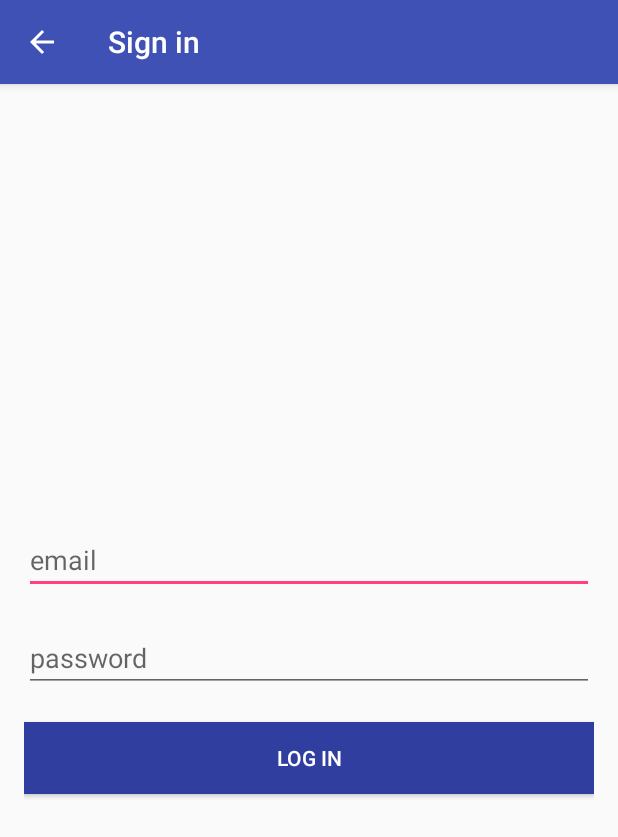
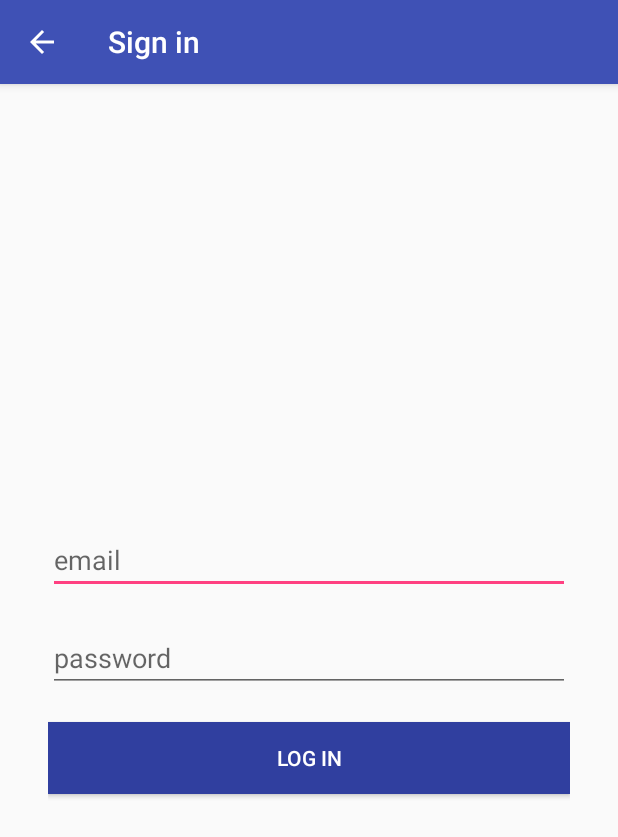
Before and after one commit to Tupperman/tupperman-android, an Android app: the screen it shows after launch (AccountManagementActivity), after a tap on "LOG IN", on a phone screen of 412 x 824 dp. Shown: the top 837 px of the screen. Run offline under Robolectric (Android 15) with nearby library versions, the light colour scheme and no system bars; our stand-ins replace Volley; libraries missing offline, so code that uses them is left out: com.activeandroid, com.activeandroid.query; network calls fail; 3 statements that could not run were skipped.

Commit message:
Move login UI to fragment

```diff
--- a/Tupperman/app/build.gradle
+++ b/Tupperman/app/build.gradle
@@ -30,6 +30,9 @@ dependencies {
     androidTestCompile('com.android.support.test.espresso:espresso-core:2.2.2', {
         exclude group: 'com.android.support', module: 'support-annotations'
     })
+
+
+
     compile 'com.android.support:appcompat-v7:23.4.0'
     compile 'com.android.support:design:23.4.0'
     compile 'com.android.support:support-v4:23.4.0'
@@ -37,9 +40,6 @@ dependencies {
     compile 'com.android.support:cardview-v7:23.4.0'
     compile 'com.android.volley:volley:1.0.0'
     compile 'com.google.code.gson:gson:2.6.2'
-
     compile 'com.michaelpardo:activeandroid:3.1.0-SNAPSHOT'
-
     testCompile 'junit:junit:4.12'
-
 }
--- a/Tupperman/app/src/main/java/ch/tupperman/tupperman/AccountManagementActivity.java
+++ b/Tupperman/app/src/main/java/ch/tupperman/tupperman/AccountManagementActivity.java
@@ -1,71 +1,73 @@
 package ch.tupperman.tupperman;
 
+import android.support.v4.app.FragmentManager;
+import android.support.v4.app.FragmentTransaction;
+import android.content.Intent;
 import android.content.SharedPreferences;
 import android.os.Bundle;
+import android.support.v4.app.Fragment;
 import android.support.v7.app.AppCompatActivity;
-import android.view.View;
-import android.widget.Button;
-import android.widget.EditText;
 import android.widget.Toast;
 
 import ch.tupperman.tupperman.data.ServerCall;
 import ch.tupperman.tupperman.data.callbacks.LoginCallback;
 import ch.tupperman.tupperman.models.User;
+import ch.tupperman.tupperman.Constants.RequestCode;
+import layout.LoginFragment;
 
-public class AccountManagementActivity extends AppCompatActivity implements LoginCallback, View.OnClickListener {
+public class AccountManagementActivity extends AppCompatActivity implements LoginCallback,
+        LoginFragment.InteractionListener {
 
-    private EditText mEmailField;
-    private EditText mPasswordField;
-    private Button mLoginButton;
     private ServerCall mServerCall;
+    private Fragment mActiveFragment;
+    private User mUser;
 
     @Override
-    public void onSuccess(String authToken) {
+    public void loginSuccess(String authToken) {
         SharedPreferences preferences = getSharedPreferences(getString(R.string.preferences_file_id), MODE_PRIVATE);
         SharedPreferences.Editor editor = preferences.edit();
 
         editor.putString(getString(R.string.preferences_key_auth_token), authToken);
-        editor.putString(getString(R.string.preferences_key_email), mEmailField.getText().toString());
-        editor.putString(getString(R.string.preferences_key_password), mPasswordField.getText().toString());
+        editor.putString(getString(R.string.preferences_key_email), mUser.getEmail());
+        editor.putString(getString(R.string.preferences_key_password), mUser.getPassword());
         editor.apply();
 
         finish();
     }
 
     @Override
-    public void onError(String message) {
-        enableUserInterface();
+    public void loginError(String message) {
+        ((LoginFragment) mActiveFragment).enableUserInterface();
         Toast.makeText(this, getString(R.string.toast_login_failed), Toast.LENGTH_LONG).show();
-    }
-
-    @Override
-    public void onClick(View v) {
-        disableUserInterface();
-        User user = new User(mEmailField.getText().toString(), mPasswordField.getText().toString());
-        mServerCall.authenticate(this, user);
-    }
-
-    private void disableUserInterface() {
-        mEmailField.setEnabled(false);
-        mPasswordField.setEnabled(false);
-        mLoginButton.setEnabled(false);
-    }
-
-    private void enableUserInterface() {
-        mEmailField.setEnabled(true);
-        mPasswordField.setEnabled(true);
-        mLoginButton.setEnabled(true);
     }
 
     @Override
     protected void onCreate(Bundle savedInstanceState) {
         super.onCreate(savedInstanceState);
+        mServerCall = new ServerCall(this, "http://ark-5.citrin.ch:9080/api/");
+
         setContentView(R.layout.activity_account_management);
 
-        mServerCall = new ServerCall(this, "http://ark-5.citrin.ch:9080/api/");
-        mEmailField = (EditText) findViewById(R.id.editText_login_email);
-        mPasswordField = (EditText) findViewById(R.id.editText_login_password);
-        mLoginButton = (Button) findViewById(R.id.button_login);
-        mLoginButton.setOnClickListener(this);
+        Intent intent = getIntent();
+        RequestCode request = (RequestCode) intent.getSerializableExtra(getString(R.string.extra_account_management_request_type));
+
+        switch (request) {
+            case LOGIN:
+                mActiveFragment = new LoginFragment();
+            default:
+                break;
+        }
+
+        FragmentManager fragmentManager = getSupportFragmentManager();
+        FragmentTransaction fragmentTransaction = fragmentManager.beginTransaction();
+        fragmentTransaction.replace(R.id.activity_account_management, mActiveFragment);
+        fragmentTransaction.commit();
+    }
+
+    @Override
+    public void onClickLogin(User user) {
+        mUser = user;
+        ((LoginFragment) mActiveFragment).disableUserInterface();
+        mServerCall.authenticate(this, mUser);
     }
 }
--- a/Tupperman/app/src/main/java/ch/tupperman/tupperman/data/ServerCall.java
+++ b/Tupperman/app/src/main/java/ch/tupperman/tupperman/data/ServerCall.java
@@ -137,12 +137,12 @@ public class ServerCall {
 
             @Override
             public void onResponse(JSONObject response) {
-                callback.onSuccess(response.optString("token"));
+                callback.loginSuccess(response.optString("token"));
             }
         }, new Response.ErrorListener() {
             @Override
             public void onErrorResponse(VolleyError error) {
-                callback.onError("Authentication failed");
+                callback.loginError("Authentication failed");
             }
         });
         mRequestQueue.add(request);
--- a/Tupperman/app/src/main/java/ch/tupperman/tupperman/data/callbacks/LoginCallback.java
+++ b/Tupperman/app/src/main/java/ch/tupperman/tupperman/data/callbacks/LoginCallback.java
@@ -1,6 +1,6 @@
 package ch.tupperman.tupperman.data.callbacks;
 
 public interface LoginCallback {
-    void onSuccess(String token);
-    void onError(String message);
+    void loginSuccess(String token);
+    void loginError(String message);
 }
--- /dev/null
+++ b/Tupperman/app/src/main/java/layout/LoginFragment.java
@@ -0,0 +1,79 @@
+package layout;
+
+import android.content.Context;
+import android.os.Bundle;
+import android.support.v4.app.Fragment;
+import android.view.LayoutInflater;
+import android.view.View;
+import android.view.ViewGroup;
+import android.widget.Button;
+import android.widget.EditText;
+
+import ch.tupperman.tupperman.R;
+import ch.tupperman.tupperman.models.User;
+
+public class LoginFragment extends Fragment implements View.OnClickListener {
+
+    private EditText mEmailField;
+    private EditText mPasswordField;
+    private Button mLoginButton;
+    private InteractionListener mListener;
+
+    public LoginFragment() {
+
+    }
+
+    @Override
+    public void onCreate(Bundle savedInstanceState) {
+        super.onCreate(savedInstanceState);
+    }
+
+    @Override
+    public View onCreateView(LayoutInflater inflater, ViewGroup container, Bundle savedInstanceState) {
+        View view = inflater.inflate(R.layout.fragment_login, container, false);
+        mEmailField = (EditText) view.findViewById(R.id.editText_login_email);
+        mPasswordField = (EditText) view.findViewById(R.id.editText_login_password);
+        mLoginButton = (Button) view.findViewById(R.id.button_login);
+        mLoginButton.setOnClickListener(this);
+
+        return view;
+    }
+
+    @Override
+    public void onAttach(Context context) {
+        super.onAttach(context);
+        if (context instanceof InteractionListener) {
+            mListener = (InteractionListener) context;
+        }
+    }
+
+    public void disableUserInterface() {
+        mEmailField.setEnabled(false);
+        mPasswordField.setEnabled(false);
+        mLoginButton.setEnabled(false);
+    }
+
+    public void enableUserInterface() {
+        mEmailField.setEnabled(true);
+        mPasswordField.setEnabled(true);
+        mLoginButton.setEnabled(true);
+    }
+
+    @Override
+    public void onDetach() {
+        super.onDetach();
+        mListener = null;
+    }
+
+    @Override
+    public void onClick(View view) {
+        if(mListener != null) {
+            User user = new User(mEmailField.getText().toString(), mPasswordField.getText().toString());
+            mListener.onClickLogin(user);
+        }
+    }
+
+    public interface InteractionListener {
+        void onClickLogin(User user);
+    }
+}
--- a/Tupperman/app/src/main/res/layout/activity_account_management.xml
+++ b/Tupperman/app/src/main/res/layout/activity_account_management.xml
@@ -2,7 +2,7 @@
 <LinearLayout
     xmlns:android="http://schemas.android.com/apk/res/android"
     xmlns:tools="http://schemas.android.com/tools"
-    android:id="@+id/activity_login"
+    android:id="@+id/activity_account_management"
     android:layout_width="match_parent"
     android:layout_height="match_parent"
     android:paddingBottom="@dimen/activity_vertical_margin"
@@ -13,32 +13,5 @@
     android:gravity="center"
     tools:context="ch.tupperman.tupperman.AccountManagementActivity">
 
-    <EditText
-        android:id="@+id/editText_login_email"
-        android:layout_width="match_parent"
-        android:layout_height="wrap_content"
-        android:layout_marginBottom="20dp"
-        android:ems="10"
-        android:hint="@string/placeholder_username"
-        android:inputType="textEmailAddress"
-        android:maxLines="1"/>
-
-    <EditText
-        android:id="@+id/editText_login_password"
-        android:layout_width="match_parent"
-        android:layout_height="wrap_content"
-        android:layout_marginBottom="20dp"
-        android:ems="10"
-        android:hint="@string/placeholder_password"
-        android:inputType="textPassword"
-        android:maxLines="1"/>
-
-    <Button
-        android:id="@+id/button_login"
-        android:layout_width="match_parent"
-        android:layout_height="wrap_content"
-        android:background="@color/colorPrimaryDark"
-        android:text="@string/do_login"
-        android:textColor="@android:color/primary_text_dark"/>
 
 </LinearLayout>
--- /dev/null
+++ b/Tupperman/app/src/main/res/layout/fragment_login.xml
@@ -0,0 +1,42 @@
+<LinearLayout xmlns:android="http://schemas.android.com/apk/res/android"
+    xmlns:tools="http://schemas.android.com/tools"
+    android:layout_width="match_parent"
+    android:layout_height="match_parent"
+    android:gravity="center"
+    android:orientation="vertical"
+    android:paddingBottom="@dimen/activity_vertical_margin"
+    android:paddingLeft="@dimen/activity_horizontal_margin"
+    android:paddingRight="@dimen/activity_horizontal_margin"
+    android:paddingTop="@dimen/activity_vertical_margin"
+    tools:context=".AccountManagementActivity">
+
+
+    <EditText
+        android:id="@+id/editText_login_email"
+        android:layout_width="match_parent"
+        android:layout_height="wrap_content"
+        android:layout_marginBottom="20dp"
+        android:ems="10"
+        android:hint="@string/placeholder_username"
+        android:inputType="textEmailAddress"
+        android:maxLines="1" />
+
+    <EditText
+        android:id="@+id/editText_login_password"
+        android:layout_width="match_parent"
+        android:layout_height="wrap_content"
+        android:layout_marginBottom="20dp"
+        android:ems="10"
+        android:hint="@string/placeholder_password"
+        android:inputType="textPassword"
+        android:maxLines="1" />
+
+    <Button
+        android:id="@+id/button_login"
+        android:layout_width="match_parent"
+        android:layout_height="wrap_content"
+        android:background="@color/colorPrimaryDark"
+        android:text="@string/do_login"
+        android:textColor="@android:color/primary_text_dark" />
+
+</LinearLayout>
```
